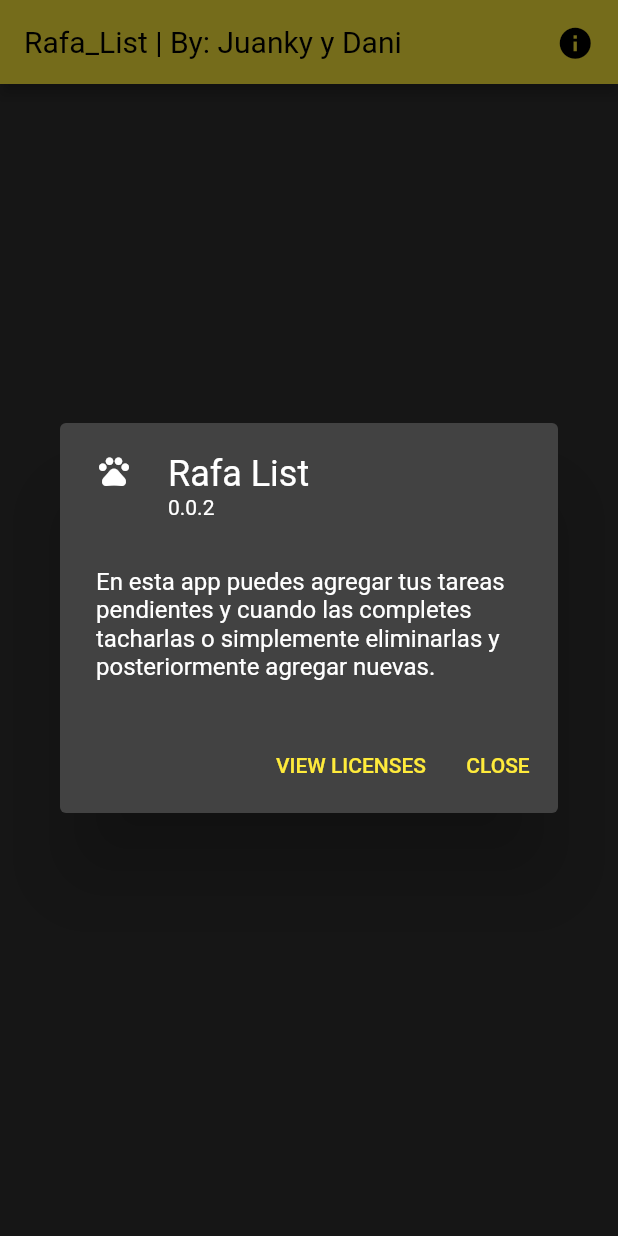
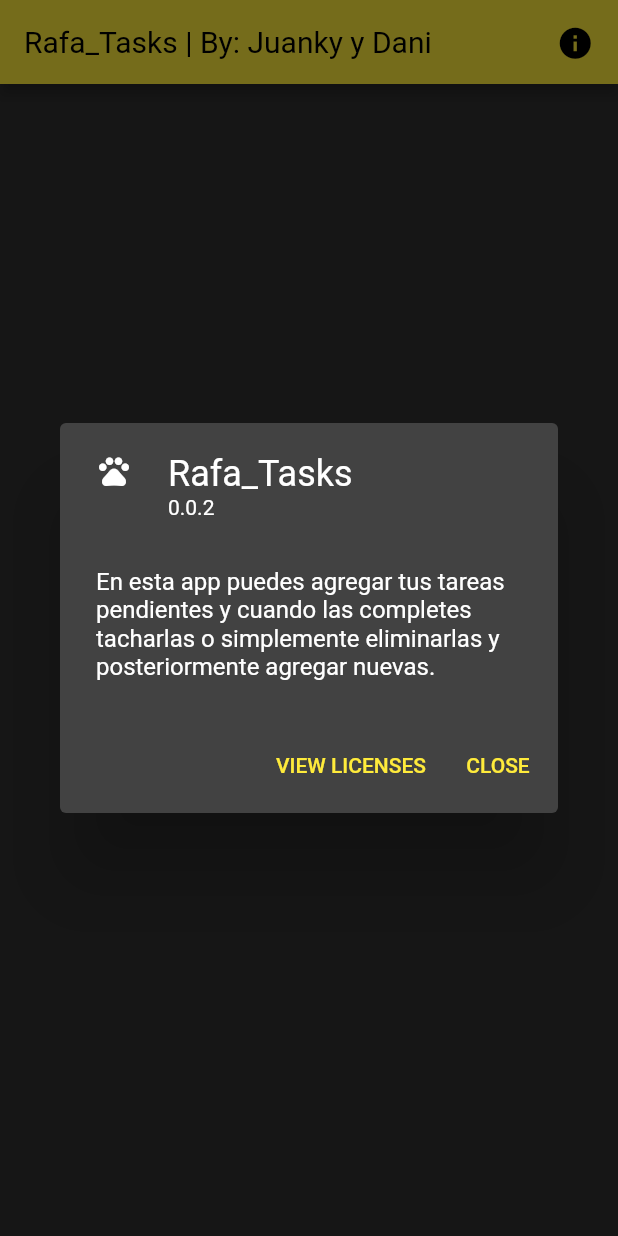
Before and after one commit to Tazana2/ToDo-List_Flutter, a Flutter app: the screen it shows after launch, after a tap on the "info" icon, on a phone screen of 412 x 824 dp. Run offline on Flutter 3.47's test engine with Material 2 defaults, Android fonts, the phone set to English and light mode, and no system bars.

Commit message:
Update Readme 5, Cambio nombre app

```diff
--- a/lib/main.dart
+++ b/lib/main.dart
@@ -43,7 +43,7 @@ class _HomePageState extends State<HomePage> {
   Widget build(BuildContext context) {
     return Scaffold(
       appBar: AppBar(
-        title: const Text('Rafa_List | By: Juanky y Dani'),
+        title: const Text('Rafa_Tasks | By: Juanky y Dani'),
         actions: [
           Padding(
             padding: const EdgeInsets.all(16.0),
@@ -51,7 +51,7 @@ class _HomePageState extends State<HomePage> {
               onTap: () {
                 showAboutDialog(
                   context: context,
-                  applicationName: 'Rafa List',
+                  applicationName: 'Rafa_Tasks',
                   applicationVersion: '0.0.2',
                   applicationIcon: const Icon(Icons.pets_rounded),
                   children: <Widget>[
```
Also changed, not shown: 1 other file.
